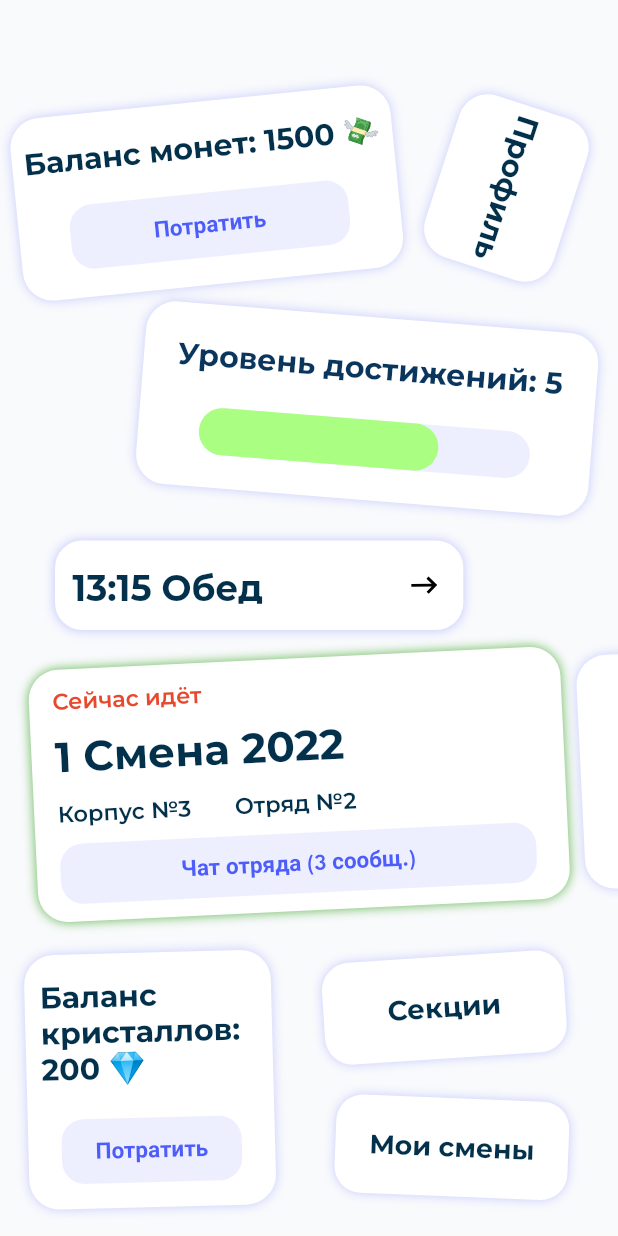
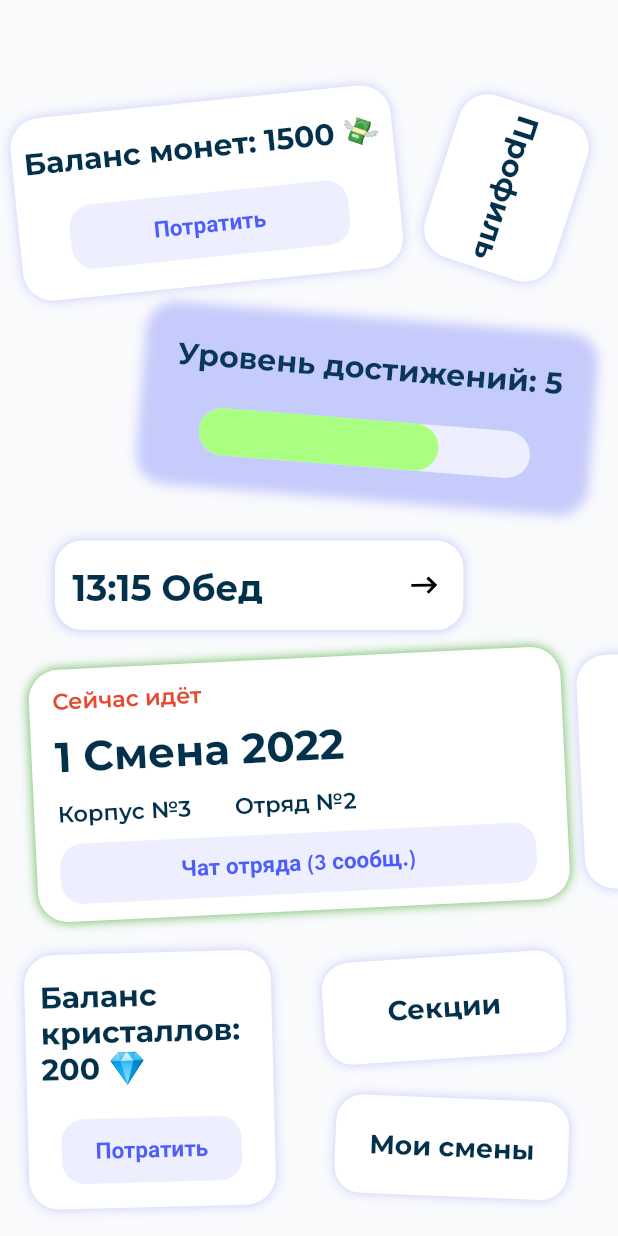
Before and after one commit to iomccormak/child_camp_app, a Flutter app: the screen it shows after launch, on a phone screen of 412 x 824 dp. Run offline on Flutter 3.47's test engine with Material 2 defaults, Android fonts, the phone set to English and light mode, and no system bars; our stand-ins replace flutter_screenutil, flutter_svg; statements that could not run were skipped.

Commit message:
last fixes

```diff
--- a/lib/widgets/achievement_level.dart
+++ b/lib/widgets/achievement_level.dart
@@ -54,7 +54,7 @@ class _AchievementLevelState extends State<AchievementLevel>
               width: 301.66.w,
               height: 122.h,
               decoration: BoxDecoration(
-                color: Colors.white,
+                color: AppColors.white,
                 borderRadius: BorderRadius.circular(20),
                 boxShadow: const [AppBoxShadows.classicBoxShadow],
               ),
--- a/lib/widgets/my_changes.dart
+++ b/lib/widgets/my_changes.dart
@@ -74,9 +74,9 @@ class _MyChangesState extends State<MyChanges> with TickerProviderStateMixin {
       transitionDuration: const Duration(milliseconds: 300),
       transitionsBuilder: (context, animation, secondaryAnimation, child) {
         return SlideTransition(
-          position: Tween<Offset>(
-                  begin: const Offset(-1.0, 0.0), end: Offset.zero)
-              .animate(animation),
+          position:
+              Tween<Offset>(begin: const Offset(-1.0, 0.0), end: Offset.zero)
+                  .animate(animation),
           child: child,
         );
       },
--- a/lib/widgets/profile.dart
+++ b/lib/widgets/profile.dart
@@ -21,6 +21,7 @@ class _ProfileState extends State<Profile> with TickerProviderStateMixin {
     controller =
         AnimationController(vsync: this, duration: const Duration(seconds: 6));
     animation = CurvedAnimation(parent: controller, curve: Curves.linear);
+
     controller.repeat();
   }
 
--- a/lib/widgets/sections.dart
+++ b/lib/widgets/sections.dart
@@ -11,7 +11,8 @@ class Sections extends StatefulWidget {
   State<Sections> createState() => _SectionsState();
 }
 
-class _SectionsState extends State<Sections> with TickerProviderStateMixin {
+class _SectionsState extends State<Sections>
+    with SingleTickerProviderStateMixin {
   late AnimationController controller;
   late Animation<double> animation;
 
```
